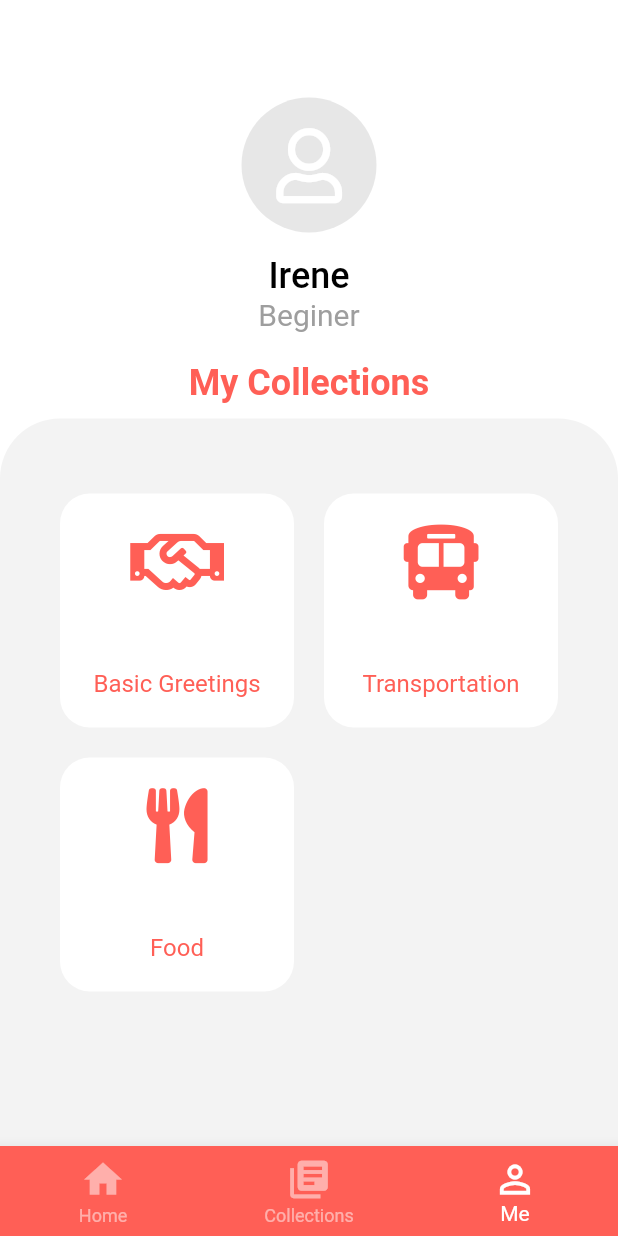
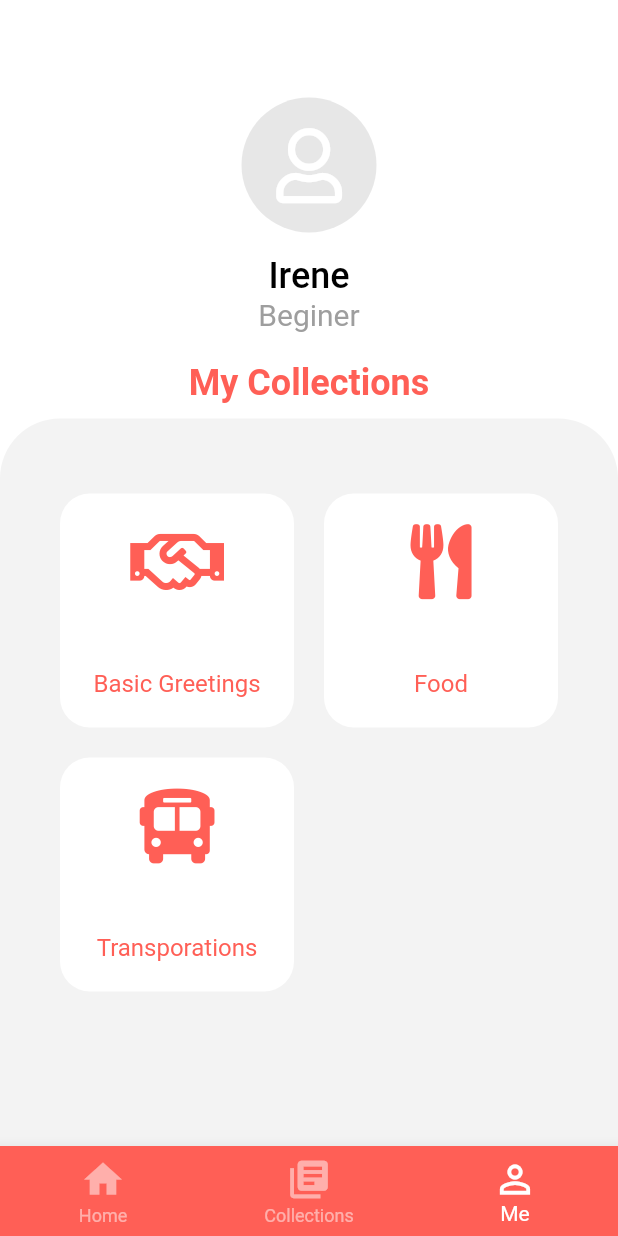
Before and after one commit to irenekyc/flutter-dutch-learning-app-static, a Flutter app: the screen it shows after launch, swiped to page 3, on a phone screen of 412 x 824 dp. Run offline on Flutter 3.47's test engine with Material 2 defaults, Android fonts, the phone set to English and light mode, and no system bars; our stand-ins replace flutter_svg, font_awesome_flutter.

Commit message:
changed the saved collection fetching model and function

```diff
--- a/lib/model/collection.dart
+++ b/lib/model/collection.dart
@@ -18,12 +18,23 @@ class Collection {
   Collection(
       {this.id, this.title, this.alreadyLiked, this.iconSrc, this.vocabList});
 
+  static List<Collection> fetchSaved() {
+    final collections = fetchAll();
+    List<Collection> saved = [];
+    for (var i = 0; i < collections.length; i++) {
+      if (collections[i].alreadyLiked == true) {
+        saved.add(collections[i]);
+      }
+    }
+    return saved;
+  }
+
   static List<Collection> fetchAll() {
     return [
       Collection(
           id: 1,
           title: "Basic Greetings",
-          alreadyLiked: false,
+          alreadyLiked: true,
           iconSrc: FontAwesomeIcons.handshake,
           vocabList: [
             Vocab(en: "Hello", dutch: "Hallo"),
@@ -51,7 +62,7 @@ class Collection {
       Collection(
           id: 3,
           title: "Food",
-          alreadyLiked: false,
+          alreadyLiked: true,
           iconSrc: FontAwesomeIcons.utensils,
           vocabList: [
             Vocab(en: "apple", dutch: "appel"),
@@ -82,7 +93,7 @@ class Collection {
       Collection(
           id: 5,
           title: "Transporations",
-          alreadyLiked: false,
+          alreadyLiked: true,
           iconSrc: FontAwesomeIcons.busAlt,
           vocabList: [
             Vocab(en: "bus", dutch: "bus"),
--- a/lib/widgets/collection.dart
+++ b/lib/widgets/collection.dart
@@ -46,8 +46,12 @@ class Collections extends StatelessWidget {
                                             fontWeight: FontWeight.w500,
                                             fontSize: 18)),
                                   ),
-                                  Icon(Icons.favorite_border,
-                                      size: 24, color: primaryColor)
+                                  Icon(
+                                      collection.alreadyLiked
+                                          ? Icons.favorite
+                                          : Icons.favorite_border,
+                                      size: 24,
+                                      color: primaryColor)
                                 ]),
                           ),
                         ))
--- a/lib/widgets/me.dart
+++ b/lib/widgets/me.dart
@@ -5,13 +5,8 @@ import 'package:learn_dutch_app/widgets/collection_details.dart';
 import '../model/collection.dart';
 
 class Me extends StatelessWidget {
-  List<Collection> _savedCollections = [
-    Collection(
-        id: 1, title: "Basic Greetings", iconSrc: FontAwesomeIcons.handshake),
-    Collection(
-        id: 5, title: "Transportation", iconSrc: FontAwesomeIcons.busAlt),
-    Collection(id: 3, title: "Food", iconSrc: FontAwesomeIcons.utensils)
-  ];
+  final _savedCollections = Collection.fetchSaved();
+
   @override
   Widget build(BuildContext context) {
     Size size = MediaQuery.of(context).size;
@@ -51,7 +46,7 @@ class Me extends StatelessWidget {
             crossAxisSpacing: 20,
             mainAxisSpacing: 20,
             padding: EdgeInsets.symmetric(vertical: 50, horizontal: 20),
-            children: List.generate(_savedCollections.length, (index) {
+            children: List.generate(3, (index) {
               return GestureDetector(
                 onTap: () {
                   Navigator.push(context, MaterialPageRoute(builder: (context) {
```
Also changed, not shown: 1 other file.
